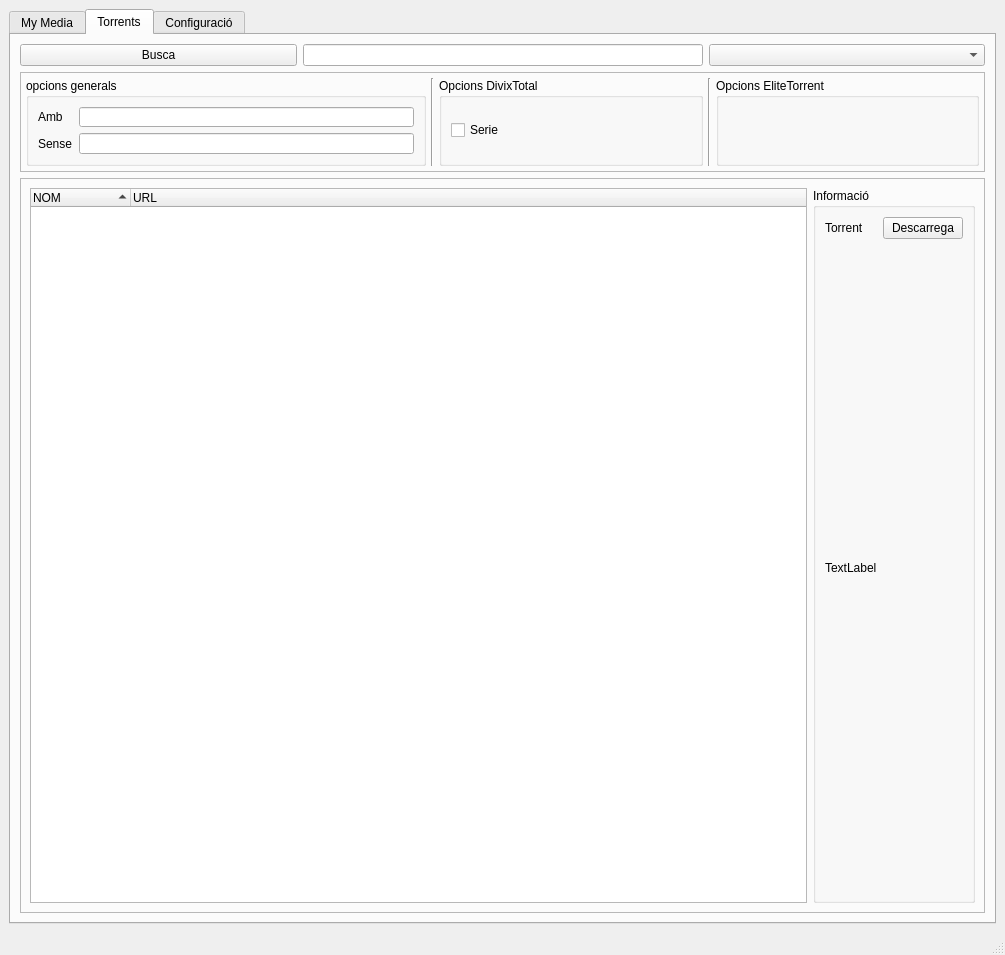
Above: tdm/gui.ui from ihipi/TDM before the change. Below: the same form after it.
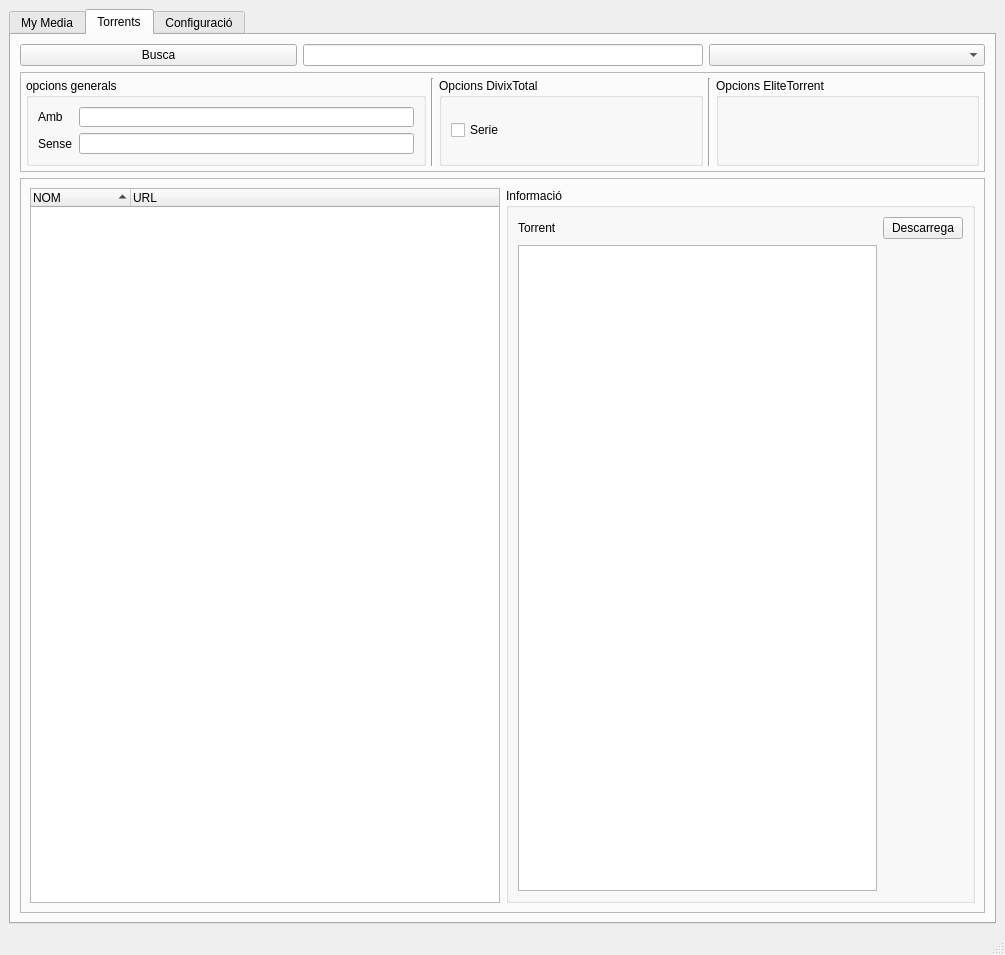
That is the form after the change. The open tabs and pages were chosen to show the change.

Patch:
```diff
--- a/tdm/gui.ui
+++ b/tdm/gui.ui
@@ -561,13 +561,6 @@
               <bool>false</bool>
              </property>
              <layout class="QGridLayout" name="gridLayout_15">
-              <item row="1" column="0">
-               <widget class="QLabel" name="label_4">
-                <property name="text">
-                 <string>TextLabel</string>
-                </property>
-               </widget>
-              </item>
               <item row="0" column="0">
                <widget class="QLabel" name="label_3">
                 <property name="text">
@@ -582,6 +575,9 @@
                 </property>
                </widget>
               </item>
+              <item row="1" column="0">
+               <widget class="QTextEdit" name="tor_info_extra"/>
+              </item>
              </layout>
             </widget>
            </item>
```
Left out of the diff: 142 changed lines with no effect on the pictures. Lines whose indentation alone changed are shown as unchanged.
